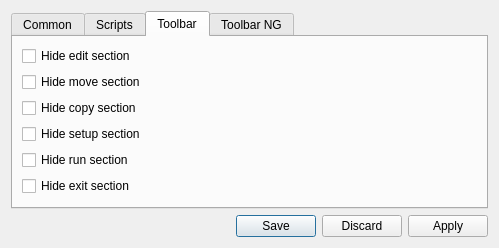
Before: the Qt Designer form configdialog.ui in proton/zNotes, drawn with Qt 5.
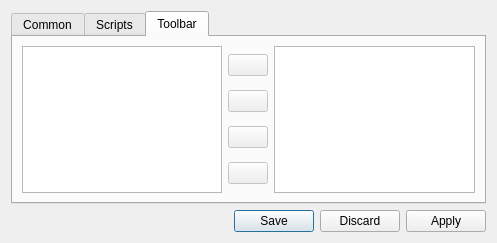
After: the same form once the commit is applied. The open tabs and pages were chosen to show the change. Icons and pictures are not drawn.

Commit message: removed old toolbar's config dialog

The edit to the form file:
```diff
--- a/configdialog.ui
+++ b/configdialog.ui
@@ -6,8 +6,8 @@
    <rect>
     <x>0</x>
     <y>0</y>
-    <width>499</width>
-    <height>245</height>
+    <width>497</width>
+    <height>243</height>
    </rect>
   </property>
   <property name="windowTitle">
@@ -203,79 +203,6 @@
      <widget class="QWidget" name="tab_3">
       <attribute name="title">
        <string>Toolbar</string>
-      </attribute>
-      <layout class="QVBoxLayout" name="verticalLayout_4">
-       <item>
-        <widget class="QCheckBox" name="cb_tbHideEdit">
-         <property name="text">
-          <string>Hide edit section</string>
-         </property>
-         <property name="icon">
-          <iconset resource="znotes.qrc">
-           <normaloff>:/res/add.png</normaloff>:/res/add.png</iconset>
-         </property>
-        </widget>
-       </item>
-       <item>
-        <widget class="QCheckBox" name="cb_tbHideMove">
-         <property name="text">
-          <string>Hide move section</string>
-         </property>
-         <property name="icon">
-          <iconset resource="znotes.qrc">
-           <normaloff>:/res/next.png</normaloff>:/res/next.png</iconset>
-         </property>
-        </widget>
-       </item>
-       <item>
-        <widget class="QCheckBox" name="cb_tbHideCopy">
-         <property name="text">
-          <string>Hide copy section</string>
-         </property>
-         <property name="icon">
-          <iconset resource="znotes.qrc">
-           <normaloff>:/res/copy.png</normaloff>:/res/copy.png</iconset>
-         </property>
-        </widget>
-       </item>
-       <item>
-        <widget class="QCheckBox" name="cb_tbHideSetup">
-         <property name="text">
-          <string>Hide setup section</string>
-         </property>
-         <property name="icon">
-          <iconset resource="znotes.qrc">
-           <normaloff>:/res/settings.png</normaloff>:/res/settings.png</iconset>
-         </property>
-        </widget>
-       </item>
-       <item>
-        <widget class="QCheckBox" name="cb_tbHideRun">
-         <property name="text">
-          <string>Hide run section</string>
-         </property>
-         <property name="icon">
-          <iconset resource="znotes.qrc">
-           <normaloff>:/res/exec.png</normaloff>:/res/exec.png</iconset>
-         </property>
-        </widget>
-       </item>
-       <item>
-        <widget class="QCheckBox" name="cb_tbHideExit">
-         <property name="text">
-          <string>Hide exit section</string>
-         </property>
-         <property name="icon">
-          <iconset resource="znotes.qrc">
-           <normaloff>:/res/exit.png</normaloff>:/res/exit.png</iconset>
-         </property>
-        </widget>
-       </item>
-      </layout>
-     </widget>
-     <widget class="QWidget" name="toolbar_ng">
-      <attribute name="title">
-       <string>Toolbar NG</string>
       </attribute>
       <layout class="QHBoxLayout" name="horizontalLayout_5">
        <item>
```
Left out of the diff: 6 changed lines with no effect on the pictures.
